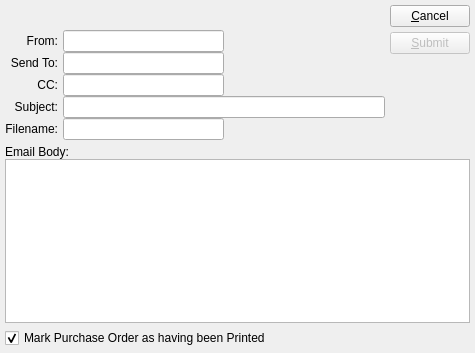
First picture: the form in xtuple/branches/from2_3_1rc1/guiclient/deliverPurchaseOrder.ui, repository WooodHead/xtuple, before the edit.
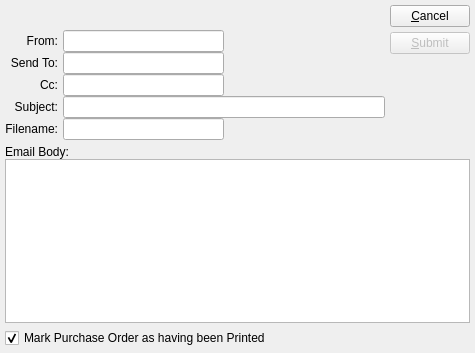
Second picture: the form after the edit. Custom widgets are drawn as their Qt base class.

The edit to the form file:
```diff
--- a/xtuple/branches/from2_3_1rc1/guiclient/deliverPurchaseOrder.ui
+++ b/xtuple/branches/from2_3_1rc1/guiclient/deliverPurchaseOrder.ui
@@ -97,7 +97,7 @@
            <item>
             <widget class="QLabel" name="_ccLit" >
              <property name="text" >
-              <string>CC:</string>
+              <string>Cc:</string>
              </property>
              <property name="alignment" >
               <set>Qt::AlignRight|Qt::AlignTrailing|Qt::AlignVCenter</set>
```
